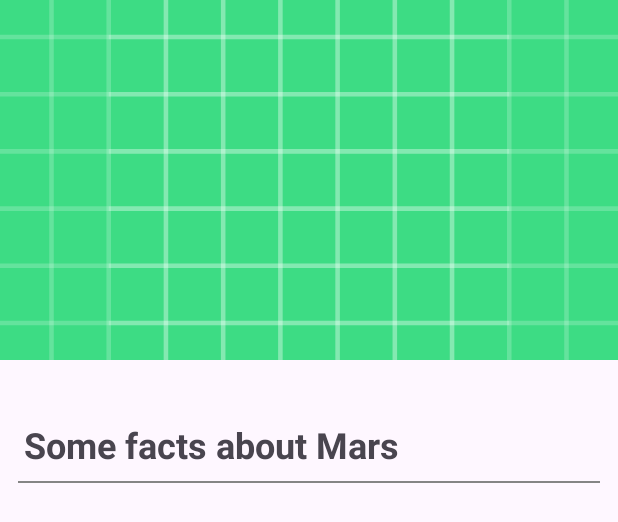
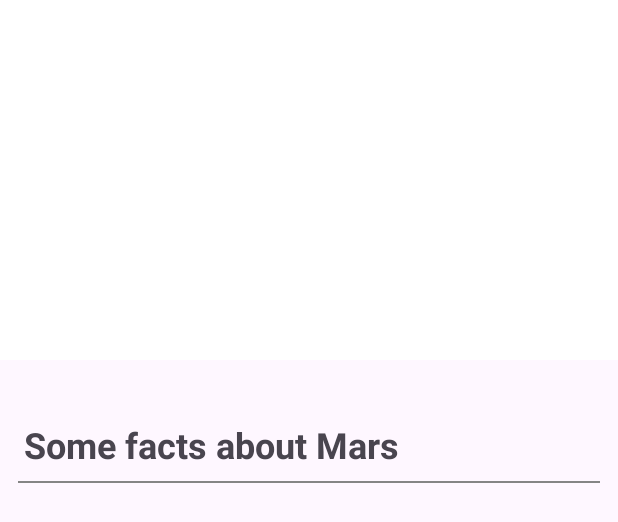
Before and after one commit to baldehshnik/Mars, an Android app: the layout fragment_image_detail.xml on its own in the app's theme, with its tools: preview values and no code run, on a phone screen of 412 x 824 dp. Shown: the top 522 px of the screen. Run offline under Robolectric (Android 15) with nearby library versions, the phone set to English and light mode, and no system bars.

Commit message:
UI review
# App icon background was changed
# Image title in ImageDetailFragment was reduced
# Share button animation was fixed

```diff
--- a/app/src/main/res/anim/share_button.xml
+++ b/app/src/main/res/anim/share_button.xml
@@ -3,8 +3,8 @@
 
     <scale
         android:duration="400"
-        android:fromXScale="0.6"
-        android:fromYScale="0.6"
+        android:fromXScale="0.95"
+        android:fromYScale="0.95"
         android:toXScale="1.0"
         android:toYScale="1.0" />
 
--- a/app/src/main/res/drawable/ic_launcher_background.xml
+++ b/app/src/main/res/drawable/ic_launcher_background.xml
@@ -1,74 +1,75 @@
 <?xml version="1.0" encoding="utf-8"?>
-<vector
+<vector xmlns:android="http://schemas.android.com/apk/res/android"
+    android:width="108dp"
     android:height="108dp"
-    android:width="108dp"
-    android:viewportHeight="108"
     android:viewportWidth="108"
-    xmlns:android="http://schemas.android.com/apk/res/android">
-    <path android:fillColor="#3DDC84"
-          android:pathData="M0,0h108v108h-108z"/>
-    <path android:fillColor="#00000000" android:pathData="M9,0L9,108"
-          android:strokeColor="#33FFFFFF" android:strokeWidth="0.8"/>
-    <path android:fillColor="#00000000" android:pathData="M19,0L19,108"
-          android:strokeColor="#33FFFFFF" android:strokeWidth="0.8"/>
-    <path android:fillColor="#00000000" android:pathData="M29,0L29,108"
-          android:strokeColor="#33FFFFFF" android:strokeWidth="0.8"/>
-    <path android:fillColor="#00000000" android:pathData="M39,0L39,108"
-          android:strokeColor="#33FFFFFF" android:strokeWidth="0.8"/>
-    <path android:fillColor="#00000000" android:pathData="M49,0L49,108"
-          android:strokeColor="#33FFFFFF" android:strokeWidth="0.8"/>
-    <path android:fillColor="#00000000" android:pathData="M59,0L59,108"
-          android:strokeColor="#33FFFFFF" android:strokeWidth="0.8"/>
-    <path android:fillColor="#00000000" android:pathData="M69,0L69,108"
-          android:strokeColor="#33FFFFFF" android:strokeWidth="0.8"/>
-    <path android:fillColor="#00000000" android:pathData="M79,0L79,108"
-          android:strokeColor="#33FFFFFF" android:strokeWidth="0.8"/>
-    <path android:fillColor="#00000000" android:pathData="M89,0L89,108"
-          android:strokeColor="#33FFFFFF" android:strokeWidth="0.8"/>
-    <path android:fillColor="#00000000" android:pathData="M99,0L99,108"
-          android:strokeColor="#33FFFFFF" android:strokeWidth="0.8"/>
-    <path android:fillColor="#00000000" android:pathData="M0,9L108,9"
-          android:strokeColor="#33FFFFFF" android:strokeWidth="0.8"/>
-    <path android:fillColor="#00000000" android:pathData="M0,19L108,19"
-          android:strokeColor="#33FFFFFF" android:strokeWidth="0.8"/>
-    <path android:fillColor="#00000000" android:pathData="M0,29L108,29"
-          android:strokeColor="#33FFFFFF" android:strokeWidth="0.8"/>
-    <path android:fillColor="#00000000" android:pathData="M0,39L108,39"
-          android:strokeColor="#33FFFFFF" android:strokeWidth="0.8"/>
-    <path android:fillColor="#00000000" android:pathData="M0,49L108,49"
-          android:strokeColor="#33FFFFFF" android:strokeWidth="0.8"/>
-    <path android:fillColor="#00000000" android:pathData="M0,59L108,59"
-          android:strokeColor="#33FFFFFF" android:strokeWidth="0.8"/>
-    <path android:fillColor="#00000000" android:pathData="M0,69L108,69"
-          android:strokeColor="#33FFFFFF" android:strokeWidth="0.8"/>
-    <path android:fillColor="#00000000" android:pathData="M0,79L108,79"
-          android:strokeColor="#33FFFFFF" android:strokeWidth="0.8"/>
-    <path android:fillColor="#00000000" android:pathData="M0,89L108,89"
-          android:strokeColor="#33FFFFFF" android:strokeWidth="0.8"/>
-    <path android:fillColor="#00000000" android:pathData="M0,99L108,99"
-          android:strokeColor="#33FFFFFF" android:strokeWidth="0.8"/>
-    <path android:fillColor="#00000000" android:pathData="M19,29L89,29"
-          android:strokeColor="#33FFFFFF" android:strokeWidth="0.8"/>
-    <path android:fillColor="#00000000" android:pathData="M19,39L89,39"
-          android:strokeColor="#33FFFFFF" android:strokeWidth="0.8"/>
-    <path android:fillColor="#00000000" android:pathData="M19,49L89,49"
-          android:strokeColor="#33FFFFFF" android:strokeWidth="0.8"/>
-    <path android:fillColor="#00000000" android:pathData="M19,59L89,59"
-          android:strokeColor="#33FFFFFF" android:strokeWidth="0.8"/>
-    <path android:fillColor="#00000000" android:pathData="M19,69L89,69"
-          android:strokeColor="#33FFFFFF" android:strokeWidth="0.8"/>
-    <path android:fillColor="#00000000" android:pathData="M19,79L89,79"
-          android:strokeColor="#33FFFFFF" android:strokeWidth="0.8"/>
-    <path android:fillColor="#00000000" android:pathData="M29,19L29,89"
-          android:strokeColor="#33FFFFFF" android:strokeWidth="0.8"/>
-    <path android:fillColor="#00000000" android:pathData="M39,19L39,89"
-          android:strokeColor="#33FFFFFF" android:strokeWidth="0.8"/>
-    <path android:fillColor="#00000000" android:pathData="M49,19L49,89"
-          android:strokeColor="#33FFFFFF" android:strokeWidth="0.8"/>
-    <path android:fillColor="#00000000" android:pathData="M59,19L59,89"
-          android:strokeColor="#33FFFFFF" android:strokeWidth="0.8"/>
-    <path android:fillColor="#00000000" android:pathData="M69,19L69,89"
-          android:strokeColor="#33FFFFFF" android:strokeWidth="0.8"/>
-    <path android:fillColor="#00000000" android:pathData="M79,19L79,89"
-          android:strokeColor="#33FFFFFF" android:strokeWidth="0.8"/>
+    android:viewportHeight="108">
+
+    <path
+        android:fillColor="@color/white"
+        android:pathData="M0,0h108v108h-108z" />
+<!--        <path android:fillColor="#00000000" android:pathData="M9,0L9,108"-->
+<!--              android:strokeColor="#33FFFFFF" android:strokeWidth="0.8"/>-->
+    <!--    <path android:fillColor="#00000000" android:pathData="M19,0L19,108"-->
+    <!--          android:strokeColor="#33FFFFFF" android:strokeWidth="0.8"/>-->
+    <!--    <path android:fillColor="#00000000" android:pathData="M29,0L29,108"-->
+    <!--          android:strokeColor="#33FFFFFF" android:strokeWidth="0.8"/>-->
+    <!--    <path android:fillColor="#00000000" android:pathData="M39,0L39,108"-->
+    <!--          android:strokeColor="#33FFFFFF" android:strokeWidth="0.8"/>-->
+    <!--    <path android:fillColor="#00000000" android:pathData="M49,0L49,108"-->
+    <!--          android:strokeColor="#33FFFFFF" android:strokeWidth="0.8"/>-->
+    <!--    <path android:fillColor="#00000000" android:pathData="M59,0L59,108"-->
+    <!--          android:strokeColor="#33FFFFFF" android:strokeWidth="0.8"/>-->
+    <!--    <path android:fillColor="#00000000" android:pathData="M69,0L69,108"-->
+    <!--          android:strokeColor="#33FFFFFF" android:strokeWidth="0.8"/>-->
+    <!--    <path android:fillColor="#00000000" android:pathData="M79,0L79,108"-->
+    <!--          android:strokeColor="#33FFFFFF" android:strokeWidth="0.8"/>-->
+    <!--    <path android:fillColor="#00000000" android:pathData="M89,0L89,108"-->
+    <!--          android:strokeColor="#33FFFFFF" android:strokeWidth="0.8"/>-->
+    <!--    <path android:fillColor="#00000000" android:pathData="M99,0L99,108"-->
+    <!--          android:strokeColor="#33FFFFFF" android:strokeWidth="0.8"/>-->
+    <!--    <path android:fillColor="#00000000" android:pathData="M0,9L108,9"-->
+    <!--          android:strokeColor="#33FFFFFF" android:strokeWidth="0.8"/>-->
+    <!--    <path android:fillColor="#00000000" android:pathData="M0,19L108,19"-->
+    <!--          android:strokeColor="#33FFFFFF" android:strokeWidth="0.8"/>-->
+    <!--    <path android:fillColor="#00000000" android:pathData="M0,29L108,29"-->
+    <!--          android:strokeColor="#33FFFFFF" android:strokeWidth="0.8"/>-->
+    <!--    <path android:fillColor="#00000000" android:pathData="M0,39L108,39"-->
+    <!--          android:strokeColor="#33FFFFFF" android:strokeWidth="0.8"/>-->
+    <!--    <path android:fillColor="#00000000" android:pathData="M0,49L108,49"-->
+    <!--          android:strokeColor="#33FFFFFF" android:strokeWidth="0.8"/>-->
+    <!--    <path android:fillColor="#00000000" android:pathData="M0,59L108,59"-->
+    <!--          android:strokeColor="#33FFFFFF" android:strokeWidth="0.8"/>-->
+    <!--    <path android:fillColor="#00000000" android:pathData="M0,69L108,69"-->
+    <!--          android:strokeColor="#33FFFFFF" android:strokeWidth="0.8"/>-->
+    <!--    <path android:fillColor="#00000000" android:pathData="M0,79L108,79"-->
+    <!--          android:strokeColor="#33FFFFFF" android:strokeWidth="0.8"/>-->
+    <!--    <path android:fillColor="#00000000" android:pathData="M0,89L108,89"-->
+    <!--          android:strokeColor="#33FFFFFF" android:strokeWidth="0.8"/>-->
+    <!--    <path android:fillColor="#00000000" android:pathData="M0,99L108,99"-->
+    <!--          android:strokeColor="#33FFFFFF" android:strokeWidth="0.8"/>-->
+    <!--    <path android:fillColor="#00000000" android:pathData="M19,29L89,29"-->
+    <!--          android:strokeColor="#33FFFFFF" android:strokeWidth="0.8"/>-->
+    <!--    <path android:fillColor="#00000000" android:pathData="M19,39L89,39"-->
+    <!--          android:strokeColor="#33FFFFFF" android:strokeWidth="0.8"/>-->
+    <!--    <path android:fillColor="#00000000" android:pathData="M19,49L89,49"-->
+    <!--          android:strokeColor="#33FFFFFF" android:strokeWidth="0.8"/>-->
+    <!--    <path android:fillColor="#00000000" android:pathData="M19,59L89,59"-->
+    <!--          android:strokeColor="#33FFFFFF" android:strokeWidth="0.8"/>-->
+    <!--    <path android:fillColor="#00000000" android:pathData="M19,69L89,69"-->
+    <!--          android:strokeColor="#33FFFFFF" android:strokeWidth="0.8"/>-->
+    <!--    <path android:fillColor="#00000000" android:pathData="M19,79L89,79"-->
+    <!--          android:strokeColor="#33FFFFFF" android:strokeWidth="0.8"/>-->
+    <!--    <path android:fillColor="#00000000" android:pathData="M29,19L29,89"-->
+    <!--          android:strokeColor="#33FFFFFF" android:strokeWidth="0.8"/>-->
+    <!--    <path android:fillColor="#00000000" android:pathData="M39,19L39,89"-->
+    <!--          android:strokeColor="#33FFFFFF" android:strokeWidth="0.8"/>-->
+    <!--    <path android:fillColor="#00000000" android:pathData="M49,19L49,89"-->
+    <!--          android:strokeColor="#33FFFFFF" android:strokeWidth="0.8"/>-->
+    <!--    <path android:fillColor="#00000000" android:pathData="M59,19L59,89"-->
+    <!--          android:strokeColor="#33FFFFFF" android:strokeWidth="0.8"/>-->
+    <!--    <path android:fillColor="#00000000" android:pathData="M69,19L69,89"-->
+    <!--          android:strokeColor="#33FFFFFF" android:strokeWidth="0.8"/>-->
+    <!--    <path android:fillColor="#00000000" android:pathData="M79,19L79,89"-->
+    <!--          android:strokeColor="#33FFFFFF" android:strokeWidth="0.8"/>-->
 </vector>
--- a/app/src/main/res/layout/fragment_image_detail.xml
+++ b/app/src/main/res/layout/fragment_image_detail.xml
@@ -58,7 +58,7 @@
     <com.google.android.material.card.MaterialCardView
         android:id="@+id/titleCard"
         android:layout_width="wrap_content"
-        android:layout_height="52dp"
+        android:layout_height="42dp"
         android:layout_marginStart="12dp"
         android:visibility="gone"
         app:cardCornerRadius="16dp"
@@ -74,7 +74,7 @@
             android:layout_height="wrap_content"
             android:paddingHorizontal="12dp"
             android:paddingVertical="4dp"
-            android:textSize="28sp"
+            android:textSize="26sp"
             android:textStyle="bold" />
 
     </com.google.android.material.card.MaterialCardView>
```
